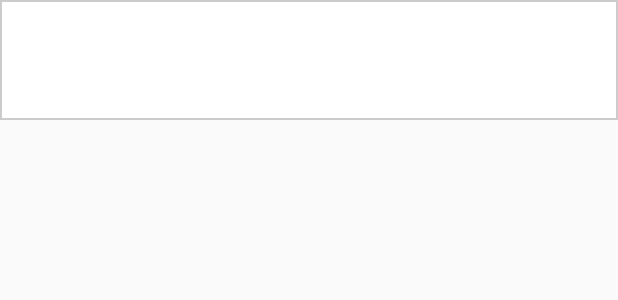
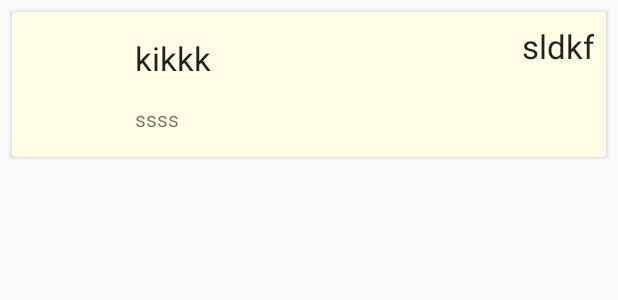
Before and after one commit to stimitom/ErasmusPartyApp, an Android app: the layout venue.xml on its own in the app's theme, with its tools: preview values and no code run, on a phone screen of 412 x 824 dp. Shown: the top 300 px of the screen. Run offline under Robolectric (Android 15) with nearby library versions, the phone set to English and light mode, and no system bars.

```diff
--- a/app/build.gradle
+++ b/app/build.gradle
@@ -23,12 +23,12 @@ dependencies {
     implementation fileTree(dir: 'libs', include: ['*.jar'])
     implementation 'androidx.appcompat:appcompat:1.1.0'
     implementation 'androidx.constraintlayout:constraintlayout:1.1.3'
-    implementation 'com.google.firebase:firebase-firestore:17.1.2'
     testImplementation 'junit:junit:4.12'
     androidTestImplementation 'androidx.test:runner:1.2.0'
     androidTestImplementation 'androidx.test.espresso:espresso-core:3.2.0'
     implementation 'androidx.recyclerview:recyclerview:1.0.0'
     implementation 'com.firebaseui:firebase-ui-auth:4.3.1'
+    implementation 'com.firebaseui:firebase-ui-firestore:6.0.2'
     implementation 'com.google.firebase:firebase-auth:19.0.0'
     implementation 'com.facebook.android:facebook-android-sdk:[5,6)'
 
--- a/app/src/main/AndroidManifest.xml
+++ b/app/src/main/AndroidManifest.xml
@@ -9,7 +9,8 @@
         android:roundIcon="@mipmap/ic_launcher_round"
         android:supportsRtl="true"
         android:theme="@style/Theme.AppCompat.Light.NoActionBar">
-        <activity android:name=".AttendPartyActivity"></activity>
+        <activity android:name=".VenuesListActivity"></activity>
+        <activity android:name=".AttendPartyActivity" />
         <activity android:name=".LauncherActivity">
             <intent-filter>
                 <action android:name="android.intent.action.MAIN" />
@@ -20,12 +21,10 @@
         <activity android:name=".VenuesActivity" />
         <activity android:name=".Lab1ExtrasActivity" />
         <activity android:name=".AddVenueActivity" />
-
         <activity
             android:name="com.facebook.FacebookActivity"
             android:configChanges="keyboard|keyboardHidden|screenLayout|screenSize|orientation"
             android:label="@string/app_name" />
-
         <activity
             android:name="com.facebook.CustomTabActivity"
             android:exported="true">
@@ -38,6 +37,7 @@
                 <data android:scheme="@string/fb_login_protocol_scheme" />
             </intent-filter>
         </activity>
+
         <meta-data
             android:name="com.facebook.sdk.ApplicationId"
             android:value="@string/facebook_application_id" />
--- a/app/src/main/java/com/stimitom/erasmuspartyapp/LauncherActivity.java
+++ b/app/src/main/java/com/stimitom/erasmuspartyapp/LauncherActivity.java
@@ -61,7 +61,7 @@ public class LauncherActivity extends AppCompatActivity {
     };
 
     public void runVenuesActivity(){
-        Intent intent = new Intent(context,VenuesActivity.class);
+        Intent intent = new Intent(context,VenuesListActivity.class);
         context.startActivity(intent);
     }
     public void runLab1ExtrasActivity(){
@@ -100,7 +100,7 @@ public class LauncherActivity extends AppCompatActivity {
                 //Successfully signed in
                 FirebaseUser user = FirebaseAuth.getInstance().getCurrentUser();
                 //Starts VenueActivitywithFlag
-                Intent intent = new Intent(context,VenuesActivity.class);
+                Intent intent = new Intent(context, VenuesListActivity.class);
                 intent.putExtra("sign_up_flag",true);
                 context.startActivity(intent);
             }else{
--- a/app/src/main/java/com/stimitom/erasmuspartyapp/Venue.java
+++ b/app/src/main/java/com/stimitom/erasmuspartyapp/Venue.java
@@ -3,7 +3,7 @@ package com.stimitom.erasmuspartyapp;
 import android.os.Parcel;
 import android.os.Parcelable;
 
-//List Item of VenuesList
+//List Item of VenuesListActivity
 // implements Parcelable so it can be sent to other activities via an Intent
 
 public class Venue implements Parcelable{
--- a/app/src/main/res/layout/activity_attend_party.xml
+++ b/app/src/main/res/layout/activity_attend_party.xml
@@ -15,7 +15,7 @@
         android:layout_marginEnd="16dp"
         android:layout_marginRight="16dp"
         android:layout_marginBottom="32dp"
-        android:text="@string/attend"
+        android:background= "@android:color/holo_green_dark"
         app:layout_constraintBottom_toBottomOf="parent"
         app:layout_constraintEnd_toEndOf="parent"
         app:layout_constraintStart_toStartOf="parent" />
--- a/app/src/main/res/layout/venue.xml
+++ b/app/src/main/res/layout/venue.xml
@@ -1,59 +1,121 @@
 <?xml version="1.0" encoding="utf-8"?>
-<androidx.constraintlayout.widget.ConstraintLayout xmlns:android="http://schemas.android.com/apk/res/android"
+<androidx.cardview.widget.CardView xmlns:android="http://schemas.android.com/apk/res/android"
     xmlns:app="http://schemas.android.com/apk/res-auto"
-    xmlns:tools="http://schemas.android.com/tools"
-    android:id="@+id/constraint_layout_venue"
+    android:id="@+id/card_view_venue"
     android:layout_width="match_parent"
-    android:layout_height="?android:attr/listPreferredItemHeightLarge"
-    android:background="@drawable/border_venue">
+    android:layout_height="wrap_content"
+    android:layout_marginTop="8dp"
+    android:layout_marginStart="8dp"
+    android:layout_marginEnd="8dp"
+    app:cardBackgroundColor="#FFFFE8">
+
+    <RelativeLayout
+        android:layout_width="match_parent"
+        android:layout_height="match_parent"
+        android:padding="8dp">
 
         <ImageView
             android:id="@+id/venue_picture"
             android:layout_width="66dp"
             android:layout_height="55dp"
-        android:layout_marginStart="8dp"
-        android:layout_marginLeft="8dp"
-        android:layout_marginTop="8dp"
-        android:layout_marginBottom="8dp"
-        android:contentDescription="@string/venue_picture"
-        app:layout_constraintBottom_toBottomOf="parent"
-        app:layout_constraintStart_toStartOf="parent"
-        app:layout_constraintTop_toTopOf="parent" />
+            android:layout_alignParentLeft="true"
+            android:layout_alignParentTop="true"
+            android:contentDescription="@string/venue_picture" />
 
         <TextView
             android:id="@+id/venue_name"
             android:layout_width="wrap_content"
             android:layout_height="wrap_content"
-        android:layout_marginStart="32dp"
-        android:layout_marginLeft="32dp"
-        android:layout_marginTop="8dp"
-        app:layout_constraintStart_toEndOf="@+id/venue_picture"
-        app:layout_constraintTop_toTopOf="parent" />
+            android:layout_toEndOf="@+id/venue_picture"
+            android:layout_toStartOf="@+id/number_of_attendees"
+            android:text="kikkk"
+            android:textAppearance="@style/TextAppearance.AppCompat.Large"
+            android:padding="8dp"/>
 
         <TextView
+            android:text="ssss"
             android:id="@+id/venue_rating"
             android:layout_width="wrap_content"
             android:layout_height="wrap_content"
-        android:layout_marginStart="32dp"
-        android:layout_marginLeft="32dp"
-        android:layout_marginTop="24dp"
-        app:layout_constraintStart_toEndOf="@+id/venue_picture"
-        app:layout_constraintTop_toBottomOf="@+id/venue_name" />
+            android:layout_toEndOf="@+id/venue_picture"
+            android:layout_toStartOf="@+id/number_of_attendees"
+            android:layout_below="@+id/venue_name"
+            android:padding="8dp"
+             />
 
         <TextView
+            android:text="sldkf"
             android:id="@+id/number_of_attendees"
-        android:layout_width="75dp"
+            android:layout_width="wrap_content"
             android:layout_height="wrap_content"
-        android:layout_marginStart="130dp"
-        android:layout_marginTop="8dp"
-        android:layout_marginEnd="8dp"
-        android:layout_marginBottom="8dp"
-        android:gravity="center"
-        app:layout_constraintBottom_toBottomOf="parent"
-        app:layout_constraintEnd_toEndOf="parent"
-        app:layout_constraintHorizontal_bias="0.556"
-        app:layout_constraintStart_toEndOf="@+id/venue_name"
-        app:layout_constraintTop_toTopOf="parent" />
+            android:layout_alignParentTop="true"
+            android:layout_alignParentEnd="true"
+            android:textAppearance="@style/TextAppearance.AppCompat.Large"
+           />
 
 
-</androidx.constraintlayout.widget.ConstraintLayout>
+
+    </RelativeLayout>
+
+
+
+</androidx.cardview.widget.CardView>
+
+<!--<androidx.constraintlayout.widget.ConstraintLayout xmlns:android="http://schemas.android.com/apk/res/android"-->
+<!--xmlns:app="http://schemas.android.com/apk/res-auto"-->
+<!--xmlns:tools="http://schemas.android.com/tools"-->
+<!--android:id="@+id/constraint_layout_venue"-->
+<!--android:layout_width="match_parent"-->
+<!--android:layout_height="?android:attr/listPreferredItemHeightLarge"-->
+<!--android:background="@drawable/border_venue">-->
+
+<!--<ImageView-->
+<!--    android:id="@+id/venue_picture"-->
+<!--    android:layout_width="66dp"-->
+<!--    android:layout_height="55dp"-->
+<!--    android:layout_marginStart="8dp"-->
+<!--    android:layout_marginLeft="8dp"-->
+<!--    android:layout_marginTop="8dp"-->
+<!--    android:layout_marginBottom="8dp"-->
+<!--    android:contentDescription="@string/venue_picture"-->
+<!--    app:layout_constraintBottom_toBottomOf="parent"-->
+<!--    app:layout_constraintStart_toStartOf="parent"-->
+<!--    app:layout_constraintTop_toTopOf="parent" />-->
+
+<!--<TextView-->
+<!--    android:id="@+id/venue_name"-->
+<!--    android:layout_width="wrap_content"-->
+<!--    android:layout_height="wrap_content"-->
+<!--    android:layout_marginStart="32dp"-->
+<!--    android:layout_marginLeft="32dp"-->
+<!--    android:layout_marginTop="8dp"-->
+<!--    app:layout_constraintStart_toEndOf="@+id/venue_picture"-->
+<!--    app:layout_constraintTop_toTopOf="parent" />-->
+
+<!--<TextView-->
+<!--    android:id="@+id/venue_rating"-->
+<!--    android:layout_width="wrap_content"-->
+<!--    android:layout_height="wrap_content"-->
+<!--    android:layout_marginStart="32dp"-->
+<!--    android:layout_marginLeft="32dp"-->
+<!--    android:layout_marginTop="24dp"-->
+<!--    app:layout_constraintStart_toEndOf="@+id/venue_picture"-->
+<!--    app:layout_constraintTop_toBottomOf="@+id/venue_name" />-->
+
+<!--<TextView-->
+<!--    android:id="@+id/number_of_attendees"-->
+<!--    android:layout_width="75dp"-->
+<!--    android:layout_height="wrap_content"-->
+<!--    android:layout_marginStart="130dp"-->
+<!--    android:layout_marginTop="8dp"-->
+<!--    android:layout_marginEnd="8dp"-->
+<!--    android:layout_marginBottom="8dp"-->
+<!--    android:gravity="center"-->
+<!--    app:layout_constraintBottom_toBottomOf="parent"-->
+<!--    app:layout_constraintEnd_toEndOf="parent"-->
+<!--    app:layout_constraintHorizontal_bias="0.556"-->
+<!--    app:layout_constraintStart_toEndOf="@+id/venue_name"-->
+<!--    app:layout_constraintTop_toTopOf="parent" />-->
+
+
+<!--</androidx.constraintlayout.widget.ConstraintLayout>-->
--- a/app/src/main/res/values/strings.xml
+++ b/app/src/main/res/values/strings.xml
@@ -10,10 +10,12 @@
     <string name="facebook_application_id">2401198669957036</string>
     <string name="fb_login_protocol_scheme">fb2401198669957036</string>
     <string name="attend">Attend Tonight</string>
+    <string name="dontgo">I don\' go Tonight</string>
     <string name="sort">Sort</string>
     <string name="search">Search</string>
     <string name="username">Username</string>
     <string name="nationality">Nationality</string>
+    <string name="attendtonight">attend tonight</string>
     <string-array name="countries">
         <item>Afghanistan</item>
         <item>Aland Islands</item>
```
Also changed, not shown: app/src/main/java/com/stimitom/erasmuspartyapp/AttendPartyActivity.java (+23 -1 lines), app/src/main/java/com/stimitom/erasmuspartyapp/VenuesAdapter.java (added, +59 -0 lines), app/src/main/java/com/stimitom/erasmuspartyapp/VenuesListActivity.java (added, +52 -0 lines), app/src/main/java/com/stimitom/erasmuspartyapp/VenuesRecyclerViewAdapter.java (+18 -9 lines), app/src/main/res/drawable/ic_close.xml (added, +9 -0 lines), app/src/main/res/drawable/ic_save_black_24dp.xml (added, +9 -0 lines), app/src/main/res/layout/activity_venues_list.xml (added, +15 -0 lines). Lines whose indentation alone changed are shown as unchanged.
